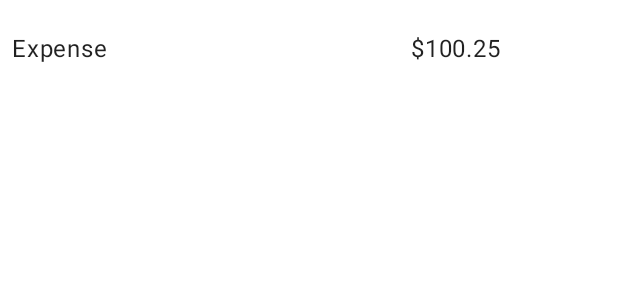
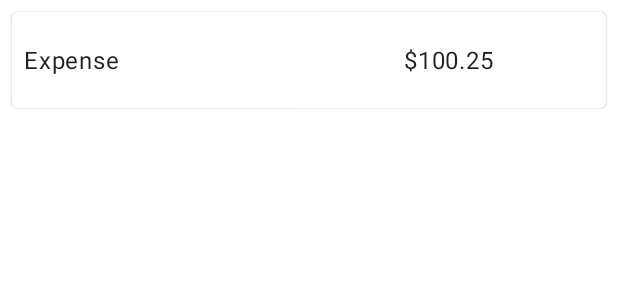
Before and after one commit to pancode-dev/gestion_de_gastos, an Android app: the layout expense_item.xml on its own in the app's theme, with its tools: preview values and no code run, on a phone screen of 412 x 824 dp. Shown: the top 300 px of the screen. Run offline under Robolectric (Android 15) with nearby library versions, the phone set to English and light mode, and no system bars.

Commit message:
Improved layouts, added MaterialCardView for Expense List

```diff
--- a/app/src/main/java/com/pancodedev/gestiondegastos/view/expenselist/ExpenseListFragment.kt
+++ b/app/src/main/java/com/pancodedev/gestiondegastos/view/expenselist/ExpenseListFragment.kt
@@ -36,7 +36,6 @@ class ExpenseListFragment : Fragment() {
 
         val adapter = ExpenseListAdapter(listOf())
         binding.recyclerviewExpenseList.adapter = adapter
-        binding.recyclerviewExpenseList.layoutManager = LinearLayoutManager(context)
 
         viewModel.getExpenseList().observe(viewLifecycleOwner, {
             adapter.updateDataSet(it)
--- a/app/src/main/res/layout/expense_item.xml
+++ b/app/src/main/res/layout/expense_item.xml
@@ -1,29 +1,32 @@
 <?xml version="1.0" encoding="utf-8"?>
-<androidx.constraintlayout.widget.ConstraintLayout xmlns:android="http://schemas.android.com/apk/res/android"
-    xmlns:app="http://schemas.android.com/apk/res-auto"
+<com.google.android.material.card.MaterialCardView xmlns:android="http://schemas.android.com/apk/res/android"
     xmlns:tools="http://schemas.android.com/tools"
     android:layout_width="match_parent"
     android:layout_height="wrap_content"
+    android:layout_margin="8dp">
+
+    <LinearLayout
+        android:layout_width="match_parent"
+        android:layout_height="wrap_content"
+        android:orientation="horizontal"
         android:padding="8dp">
 
         <TextView
             android:id="@+id/textview_expense_name"
             style="@style/Widget.GestionDeGastos.TextView"
+            android:layout_height="wrap_content"
             android:layout_width="0dp"
-        android:layout_height="wrap_content"
-        app:layout_constraintEnd_toStartOf="@+id/textview_expense_amount"
-        app:layout_constraintStart_toStartOf="parent"
-        app:layout_constraintTop_toTopOf="parent"
+            android:layout_weight="2"
             tools:text="Expense" />
 
         <TextView
             android:id="@+id/textview_expense_amount"
             style="@style/Widget.GestionDeGastos.TextView"
-        android:layout_width="130dp"
             android:layout_height="wrap_content"
-        app:layout_constraintEnd_toEndOf="parent"
-        app:layout_constraintStart_toEndOf="@+id/textview_expense_name"
-        app:layout_constraintTop_toTopOf="parent"
+            android:layout_width="0dp"
+            android:layout_weight="1"
             tools:text="$100.25" />
 
-</androidx.constraintlayout.widget.ConstraintLayout>
+    </LinearLayout>
+
+</com.google.android.material.card.MaterialCardView>
```
Also changed, not shown: app/src/main/res/layout/activity_main.xml (+4 -9 lines), app/src/main/res/layout/fragment_expense_list.xml (+5 -9 lines). Lines whose indentation alone changed are shown as unchanged.
